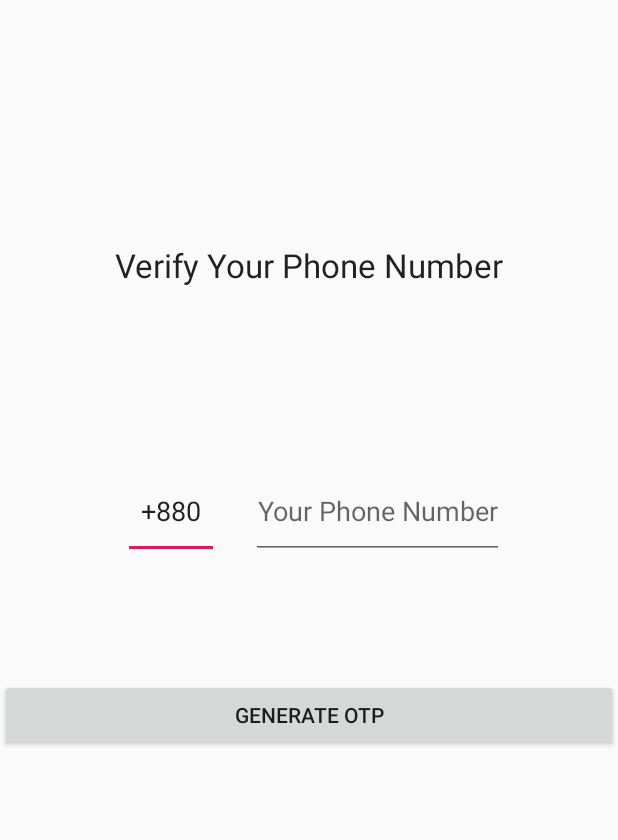
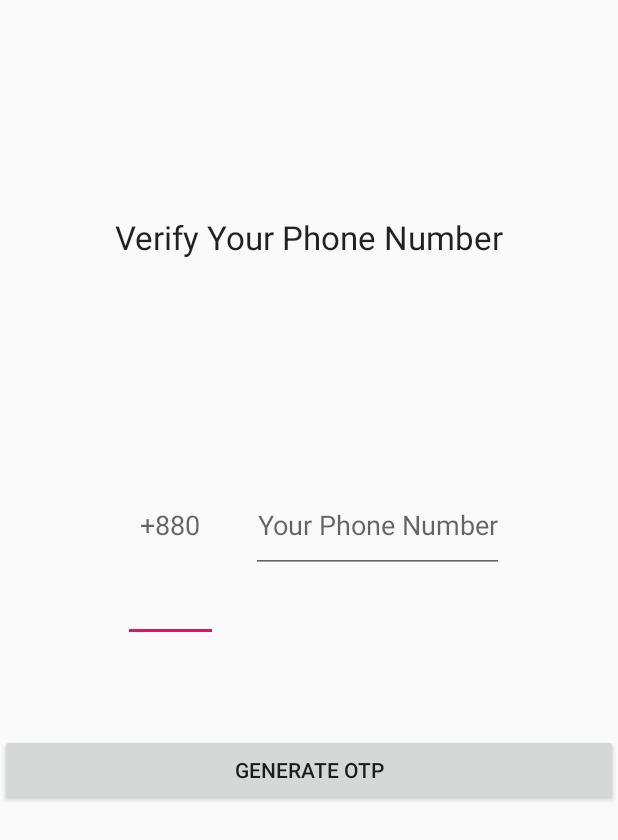
Before and after one commit to Anirbanshaheen/OtpDemo, an Android app: the screen it shows after launch (LoginActivity), on a phone screen of 412 x 824 dp. Shown: the top 840 px of the screen. Run offline under Robolectric (Android 15) with nearby library versions, the phone set to English and light mode, and no system bars; our stand-ins replace Firebase (no records; nobody signed in at launch, a user with empty details on screens opened directly).

```diff
--- a/app/src/main/java/com/example/otpdemo/MainActivity.java
+++ b/app/src/main/java/com/example/otpdemo/MainActivity.java
@@ -5,6 +5,8 @@ import androidx.appcompat.app.AppCompatActivity;
 import android.content.Intent;
 import android.os.Bundle;
 import android.util.Log;
+import android.view.View;
+import android.widget.Button;
 
 import com.google.firebase.auth.FirebaseAuth;
 import com.google.firebase.auth.FirebaseUser;
@@ -14,6 +16,7 @@ public class MainActivity extends AppCompatActivity {
     private FirebaseAuth mAuth;
     private FirebaseUser mCurrentUser;
 
+    private Button buttonLogout;
     @Override
     protected void onCreate(Bundle savedInstanceState) {
         super.onCreate(savedInstanceState);
@@ -21,18 +24,33 @@ public class MainActivity extends AppCompatActivity {
 
         mAuth = FirebaseAuth.getInstance();
         mCurrentUser = mAuth.getCurrentUser();
+
+        buttonLogout = findViewById(R.id.logoutButton);
+
+        buttonLogout.setOnClickListener(new View.OnClickListener() {
+            @Override
+            public void onClick(View v) {
+                mAuth.signOut();
+                sendUserToLogin();
+            }
+        });
     }
 
     @Override
     protected void onStart() {
         super.onStart();
         if(mCurrentUser == null){
-            Intent loginIntent = new Intent(MainActivity.this, LoginActivity.class);
-            // why
-            loginIntent.addFlags(Intent.FLAG_ACTIVITY_CLEAR_TOP);
-            loginIntent.addFlags(Intent.FLAG_ACTIVITY_CLEAR_TASK);
-            startActivity(loginIntent);
-            finish();
+            sendUserToLogin();
         }
     }
+
+    public void sendUserToLogin(){
+
+        Intent loginIntent = new Intent(MainActivity.this, LoginActivity.class);
+        // why
+        loginIntent.addFlags(Intent.FLAG_ACTIVITY_CLEAR_TOP);
+        loginIntent.addFlags(Intent.FLAG_ACTIVITY_CLEAR_TASK);
+        startActivity(loginIntent);
+        finish();
+    }
 }
--- a/app/src/main/res/layout/activity_login.xml
+++ b/app/src/main/res/layout/activity_login.xml
@@ -23,13 +23,13 @@
 
     <EditText
         android:id="@+id/countryCode"
-        android:layout_width="64dp"
-        android:layout_height="64dp"
+        android:layout_width="0dp"
+        android:layout_height="0dp"
         android:layout_marginStart="82dp"
-        android:layout_marginEnd="21dp"
+        android:layout_marginEnd="22dp"
         android:layout_marginBottom="61dp"
+        android:hint="+880"
         android:inputType="number"
-        android:text="+880"
         android:textAlignment="center"
         app:layout_constraintBottom_toTopOf="@+id/otpButton"
         app:layout_constraintEnd_toStartOf="@+id/phoneNumber"
@@ -54,7 +54,7 @@
         android:layout_height="wrap_content"
         android:layout_marginBottom="38dp"
         android:text="Generate OTP"
-        app:layout_constraintBottom_toTopOf="@+id/feedBack"
+        app:layout_constraintBottom_toTopOf="@+id/feedBack_login"
         app:layout_constraintEnd_toEndOf="parent"
         app:layout_constraintStart_toStartOf="parent"
         app:layout_constraintTop_toBottomOf="@+id/countryCode" />
@@ -70,7 +70,7 @@
         app:layout_constraintTop_toTopOf="@+id/otpButton" />
 
     <TextView
-        android:id="@+id/feedBack"
+        android:id="@+id/feedBack_login"
         android:layout_width="wrap_content"
         android:layout_height="wrap_content"
         android:layout_marginBottom="229dp"
```
Also changed, not shown: app/src/main/java/com/example/otpdemo/LoginActivity.java (+46 -6 lines), 1 other file.
